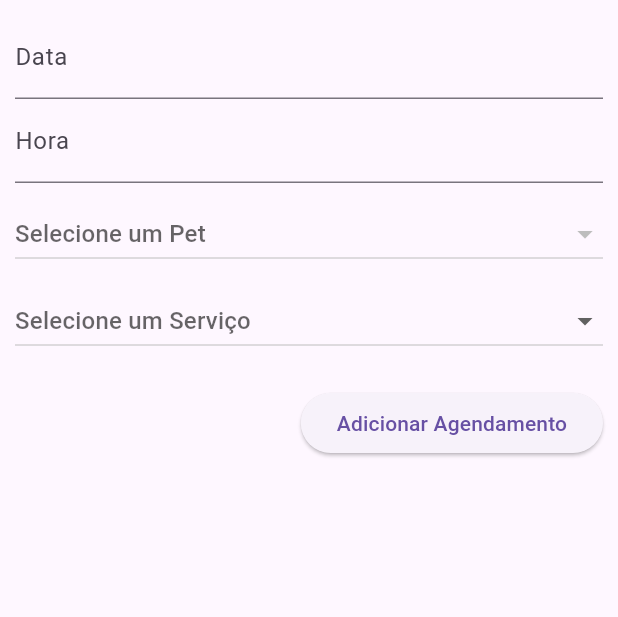
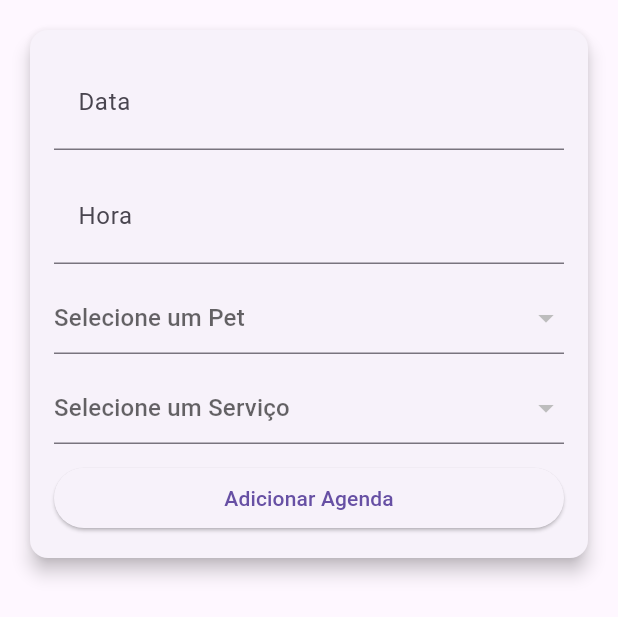
Before and after one commit to Robert-dvk/app_aula, a Flutter app: the AddAgendaModal widget shown alone on an empty page, opened directly with empty values, on a phone screen of 412 x 824 dp. Shown: the top 617 px of the screen. Run offline on Flutter 3.47's test engine with Material 3 defaults, Android fonts, the phone set to English and light mode, and no system bars; our stand-ins replace image_picker, sqflite; accounts and stored records are empty; network calls fail.

Commit message:
main 12-07
versão funcional para adicionar agendamentos

```diff
--- /dev/null
+++ b/devtools_options.yaml
@@ -0,0 +1,3 @@
+description: This file stores settings for Dart & Flutter DevTools.
+documentation: https://docs.flutter.dev/tools/devtools/extensions#configure-extension-enablement-states
+extensions:
--- a/lib/main.dart
+++ b/lib/main.dart
@@ -3,7 +3,7 @@ import 'package:provider/provider.dart';
 import 'package:app_aula/providers/user_provider.dart';
 import 'package:app_aula/screens/login.dart';
 import 'package:app_aula/screens/home.dart';
-import 'package:app_aula/screens/register.dart'; // Importe a tela de registro aqui
+import 'package:app_aula/screens/register.dart';
 
 void main() {
   runApp(
--- a/lib/models/agenda.dart
+++ b/lib/models/agenda.dart
@@ -4,12 +4,18 @@ class Agenda {
   String hora;
   int idusuario;
   int idpet;
+  String? nomepet;
+  String? serviconome;
+  double? servicovalor;
 
   Agenda({
     this.id,
     required this.data,
     required this.hora,
     required this.idusuario,
+    this.nomepet,
+    this.serviconome,
+    this.servicovalor,
     required this.idpet,
   });
 
@@ -35,12 +41,14 @@ class Agenda {
 
   factory Agenda.fromJson(Map<String, dynamic> json) {
     return Agenda(
-      id: json['id'],
+      id: json['idagenda'],
       data: json['data'],
       hora: json['hora'],
       idusuario: json['idusuario'],
+      nomepet: json['pet_nome'],
+      serviconome: json['servico_nome'],
+      servicovalor: double.parse(json['servico_valor'].toString()),
       idpet: json['idpet'],
     );
   }
-
 }
--- a/lib/models/usuario.dart
+++ b/lib/models/usuario.dart
@@ -44,7 +44,7 @@ class Usuario {
       telefone: json['telefone'] ?? '',
       login: json['login'] ?? '',
       senha: json['senha'] ?? '',
-      isadmin: json['isadmin'] ?? false, // Corrigido para usar operador ?? e comparação ==
+      isadmin: json['isadmin'] ?? false,
     );
   }
 
--- a/lib/screens/add_agenda_modal.dart
+++ b/lib/screens/add_agenda_modal.dart
@@ -1,15 +1,15 @@
+import 'package:app_aula/services/servicos_service.dart';
 import 'package:flutter/material.dart';
 import 'package:provider/provider.dart';
 import 'package:app_aula/models/pet.dart';
 import 'package:app_aula/models/servico.dart';
-import 'package:app_aula/repositories/pet_repository.dart';
-import 'package:app_aula/repositories/servico_repository.dart';
 import 'package:app_aula/providers/user_provider.dart';
+import 'package:app_aula/services/pets_service.dart';
 
 class AddAgendaModal extends StatefulWidget {
-  final Function(String, String, int, int) onAddAgenda;
+  final Function(String, String, int, int, String, int) onAddAgenda;
 
-  const AddAgendaModal(this.onAddAgenda, {super.key});
+  const AddAgendaModal(this.onAddAgenda, {Key? key}) : super(key: key);
 
   @override
   _AddAgendaModalState createState() => _AddAgendaModalState();
@@ -22,6 +22,7 @@ class _AddAgendaModalState extends State<AddAgendaModal> {
   Servico? _selectedServico;
   List<Pet> _pets = [];
   List<Servico> _servicos = [];
+  bool _isLoading = true;
 
   @override
   void initState() {
@@ -30,16 +31,34 @@ class _AddAgendaModalState extends State<AddAgendaModal> {
   }
 
   Future<void> _loadData() async {
+    setState(() {
+      _isLoading = true;
+    });
+
+    try {
       await _loadPets();
       await _loadServicos();
+    } catch (e) {
+      debugPrint('Erro ao carregar dados: $e');
+    } finally {
+      setState(() {
+        _isLoading = false;
+      });
+    }
   }
 
   Future<void> _loadPets() async {
+    final userProvider = Provider.of<UserProvider>(context, listen: false);
+    final userId = userProvider.userId;
+    final token = userProvider.token;
+
     try {
-      final userId = Provider.of<UserProvider>(context, listen: false).userId;
-      List<Pet> pets = await PetRepository().readPetsByUser(userId);
+      List<Map<String, dynamic>> pets =
+          await PetsService().getMyPets(userId, token);
+      List<Pet> mappedPets =
+          pets.map((petData) => Pet.fromJson(petData)).toList();
       setState(() {
-        _pets = pets;
+        _pets = mappedPets;
       });
     } catch (e) {
       debugPrint('Erro ao carregar pets: $e');
@@ -48,7 +67,7 @@ class _AddAgendaModalState extends State<AddAgendaModal> {
 
   Future<void> _loadServicos() async {
     try {
-      List<Servico> servicos = await ServicoRepository().readServicos();
+      List<Servico> servicos = await ServicosService().getServicos();
       setState(() {
         _servicos = servicos;
       });
@@ -61,19 +80,33 @@ class _AddAgendaModalState extends State<AddAgendaModal> {
     final enteredData = _dataController.text;
     final enteredHora = _horaController.text;
 
-    if (enteredData.isEmpty || enteredHora.isEmpty || _selectedPet == null || _selectedServico == null) {
+    if (enteredData.isEmpty ||
+        enteredHora.isEmpty ||
+        _selectedPet == null ||
+        _selectedServico == null) {
       return;
     }
 
+    final userProvider = Provider.of<UserProvider>(context, listen: false);
+    final userId = userProvider.userId;
+    final token = userProvider.token;
+    final idServico = _selectedServico!.id!;
+
     try {
-      widget.onAddAgenda(
+      final idagenda = await widget.onAddAgenda(
         enteredData,
         enteredHora,
+        userId,
         _selectedPet!.id!,
-        _selectedServico!.id!,
+        token,
+        idServico, // Passa o ID do serviço para onAddAgenda
       );
 
-
+      if (idagenda != null) {
+        Navigator.of(context).pop();
+      } else {
+        return;
+      }
     } catch (e) {
       debugPrint('Erro ao adicionar agenda: $e');
     }
@@ -83,66 +116,79 @@ class _AddAgendaModalState extends State<AddAgendaModal> {
   @override
   Widget build(BuildContext context) {
     return Padding(
-      padding: const EdgeInsets.all(10),
+      padding: const EdgeInsets.all(16.0),
+      child: Card(
+        elevation: 5,
+        child: Padding(
+          padding: const EdgeInsets.all(16.0),
           child: Column(
-        crossAxisAlignment: CrossAxisAlignment.end,
+            crossAxisAlignment: CrossAxisAlignment.stretch,
+            mainAxisSize: MainAxisSize.min,
             children: [
               TextField(
                 controller: _dataController,
-            decoration: const InputDecoration(labelText: 'Data'),
+                decoration: const InputDecoration(
+                  labelText: 'Data',
+                  contentPadding:
+                      EdgeInsets.symmetric(vertical: 12.0, horizontal: 16.0),
+                ),
                 onSubmitted: (_) => _submitData(),
               ),
+              const SizedBox(height: 12.0),
               TextField(
                 controller: _horaController,
-            decoration: const InputDecoration(labelText: 'Hora'),
+                decoration: const InputDecoration(
+                  labelText: 'Hora',
+                  contentPadding:
+                      EdgeInsets.symmetric(vertical: 12.0, horizontal: 16.0),
+                ),
                 onSubmitted: (_) => _submitData(),
               ),
-          Container(
-            margin: const EdgeInsets.only(top: 10),
-            width: double.infinity,
-            child: DropdownButton<Pet>(
+              const SizedBox(height: 12.0),
+              if (_isLoading)
+                const Center(child: CircularProgressIndicator())
+              else ...[
+                DropdownButtonFormField<Pet>(
                   hint: const Text('Selecione um Pet'),
                   value: _selectedPet,
-              isExpanded: true,
                   onChanged: (Pet? newValue) {
                     setState(() {
                       _selectedPet = newValue;
                     });
                   },
-              items: _pets.map<DropdownMenuItem<Pet>>((Pet pet) {
+                  items: _pets.map((Pet pet) {
                     return DropdownMenuItem<Pet>(
                       value: pet,
                       child: Text(pet.nome),
                     );
                   }).toList(),
                 ),
-          ),
-          Container(
-            margin: const EdgeInsets.only(top: 10),
-            width: double.infinity,
-            child: DropdownButton<Servico>(
+                const SizedBox(height: 12.0),
+                DropdownButtonFormField<Servico>(
                   hint: const Text('Selecione um Serviço'),
                   value: _selectedServico,
-              isExpanded: true,
                   onChanged: (Servico? newValue) {
                     setState(() {
                       _selectedServico = newValue;
                     });
                   },
-              items: _servicos.map<DropdownMenuItem<Servico>>((Servico servico) {
+                  items: _servicos.map((Servico servico) {
                     return DropdownMenuItem<Servico>(
                       value: servico,
-                  child: Text(servico.nome),
+                      child: Text(
+                          '${servico.nome} - \$${servico.valor.toStringAsFixed(2)}'),
                     );
                   }).toList(),
                 ),
-          ),
-          const SizedBox(height: 20),
+                const SizedBox(height: 12.0),
                 ElevatedButton(
                   onPressed: _submitData,
-            child: const Text('Adicionar Agendamento'),
+                  child: const Text('Adicionar Agenda'),
                 ),
               ],
+            ],
+          ),
+        ),
       ),
     );
   }
--- a/lib/screens/add_pet_modal.dart
+++ b/lib/screens/add_pet_modal.dart
@@ -9,10 +9,12 @@ class AddPetModal extends StatefulWidget {
   final int userId;
   final Function(String, String, String, double, String, double, String?, int)
       addPet;
+  final Function loadPets;
 
   const AddPetModal({
     required this.userId,
     required this.addPet,
+    required this.loadPets,
     Key? key,
   }) : super(key: key);
 
@@ -86,6 +88,7 @@ class _AddPetModalState extends State<AddPetModal> {
         _pickedImage!.path,
         widget.userId,
       );
+      widget.loadPets();
     } catch (e) {
       print('Error saving pet: $e');
     }
--- /dev/null
+++ b/lib/services/servicos_service.dart
@@ -0,0 +1,27 @@
+import 'dart:convert';
+import 'package:http/http.dart' as http;
+import 'abstract_service.dart';
+import 'package:app_aula/models/servico.dart';
+
+class ServicosService extends AbstractService {
+  Future<List<Servico>> getServicos() async {
+    final url = Uri.parse('$apiRest/servicos/listar');
+
+    final response = await http.get(url);
+
+    if (response.statusCode == 200) {
+      List<dynamic> data = json.decode(response.body);
+
+      List<Servico> servicos = data.map((item) {
+        if (item is Map<String, dynamic>) {
+          return Servico.fromJson(item);
+        } else {
+          throw Exception('Formato de item inválido');
+        }
+      }).toList();
+      return servicos;
+    } else {
+      throw Exception('Failed to load servicos');
+    }
+  }
+}
```
Also changed, not shown: lib/models/pet.dart (+15 -1 lines), lib/models/servico.dart (+10 -2 lines), lib/screens/agenda.dart (+47 -19 lines), lib/screens/edit_pet_modal.dart (+31 -11 lines), lib/screens/edit_usuario_modal.dart (+1 -18 lines), lib/screens/pets.dart (+7 -6 lines), lib/services/agenda_service.dart (+65 -12 lines), lib/services/pets_service.dart (+27 -22 lines). Lines whose indentation alone changed are shown as unchanged.
